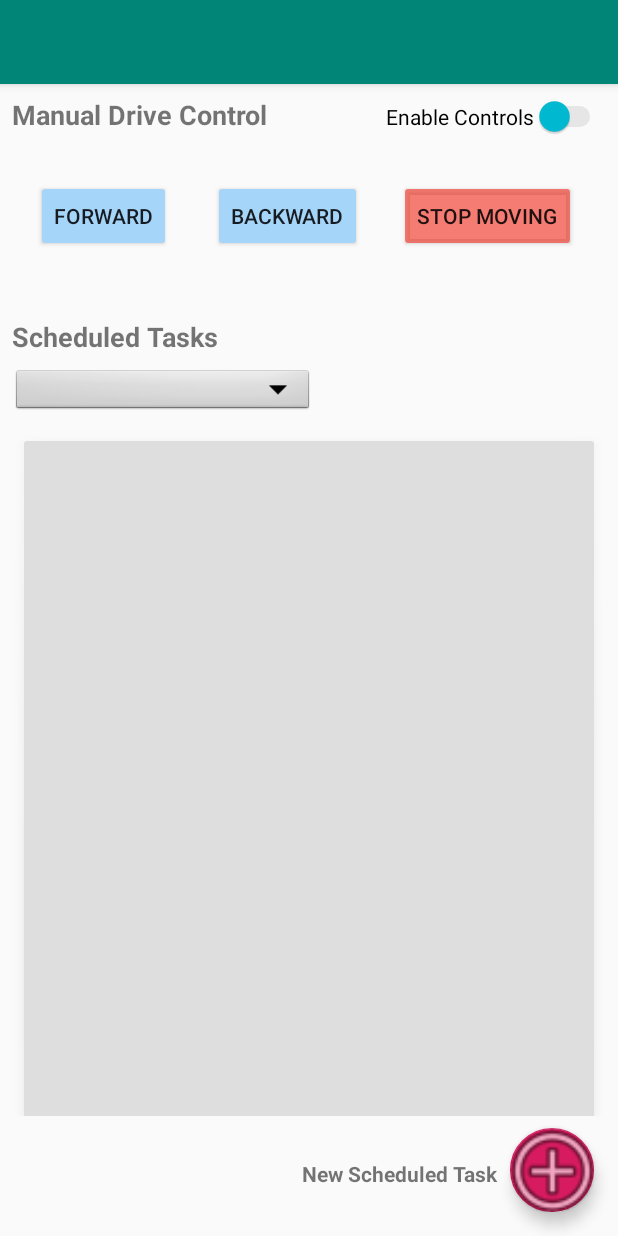
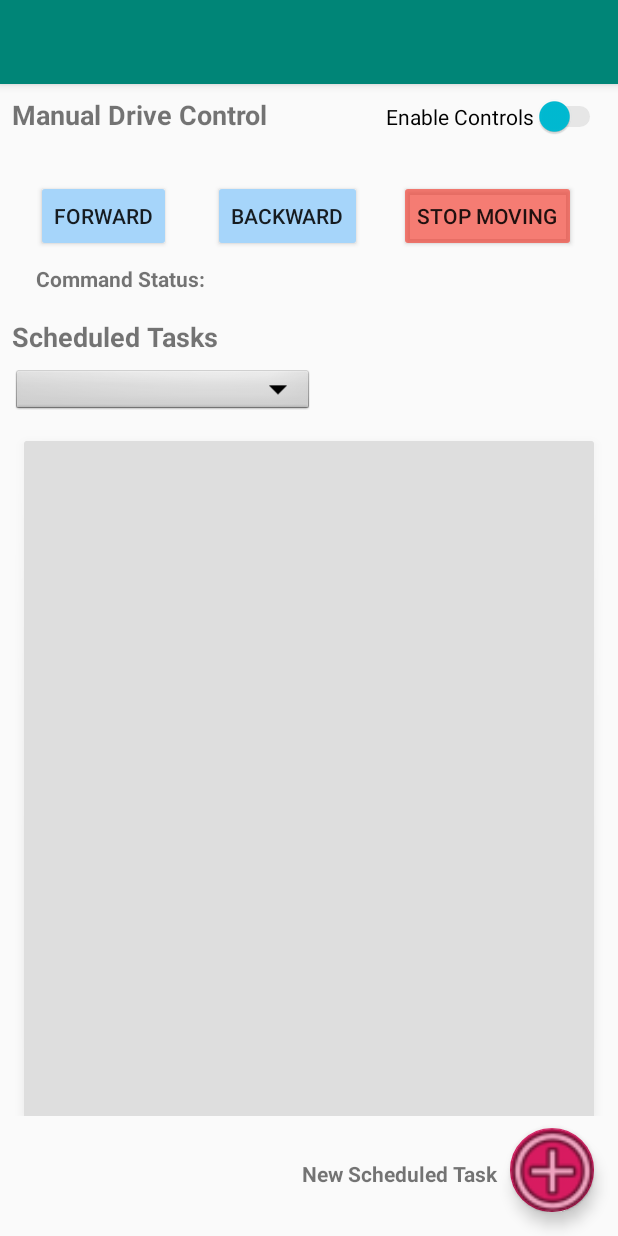
Before and after one commit to xXBakonatorXx/SYSC3010-Group-W2, an Android app: the layout activity_main.xml on its own in the app's theme, with its tools: preview values and no code run, on a phone screen of 412 x 824 dp. Run offline under Robolectric (Android 15) with nearby library versions, the light colour scheme and no system bars.

Commit message:
Completed Android Manual Controls VIA UDP for Android Communications. Also added a dynamic command status field so the user knows whats happening.

```diff
--- a/LADappPhase3Rev2/LADapp/app/src/main/res/layout/content_main.xml
+++ b/LADappPhase3Rev2/LADapp/app/src/main/res/layout/content_main.xml
@@ -150,7 +150,7 @@
         app:layout_constraintTop_toBottomOf="@+id/taskList" />
 
     <TextView
-        android:id="@+id/textView"
+        android:id="@+id/newSchedTaskText"
         android:layout_width="wrap_content"
         android:layout_height="wrap_content"
         android:layout_marginEnd="8dp"
@@ -162,4 +162,30 @@
         app:layout_constraintBottom_toBottomOf="parent"
         app:layout_constraintEnd_toStartOf="@+id/floatingActionButton" />
 
+    <TextView
+        android:id="@+id/cmdStatusText"
+        android:layout_width="wrap_content"
+        android:layout_height="wrap_content"
+        android:layout_marginStart="24dp"
+        android:layout_marginTop="8dp"
+        android:clickable="false"
+        android:text="@string/commandStatus"
+        android:textSize="14sp"
+        android:textStyle="bold"
+        android:visibility="visible"
+        app:layout_constraintStart_toStartOf="parent"
+        app:layout_constraintTop_toBottomOf="@+id/btnForward" />
+
+    <TextView
+        android:id="@+id/commandStatusFieldText"
+        android:layout_width="wrap_content"
+        android:layout_height="wrap_content"
+        android:layout_marginStart="8dp"
+        android:layout_marginTop="8dp"
+        android:clickable="false"
+        android:textStyle="normal"
+        android:visibility="visible"
+        app:layout_constraintStart_toEndOf="@+id/cmdStatusText"
+        app:layout_constraintTop_toBottomOf="@+id/btnBackward" />
+
 </androidx.constraintlayout.widget.ConstraintLayout>
--- a/LADappPhase3Rev2/LADapp/app/src/main/res/values/strings.xml
+++ b/LADappPhase3Rev2/LADapp/app/src/main/res/values/strings.xml
@@ -23,4 +23,10 @@
     <string name="timeExample">ex: 9:30AM</string>
     <string name="edit_schedule_order">Edit Schedule Order:</string>
     <string name="create">Create</string>
+    <string name="commandStatus">Command Status: </string>
+    <string name="commandStatusIdle">No Command Pending.</string>
+    <string name="commandStatusPreExec">Preparing to Send..</string>
+    <string name="commandStatusBackGround">Sending Command...</string>
+    <string name="commandStatusPostExecPass"> Command Successfully Sent!</string>
+    <string name="commandStatusPostExecFail"> Command failed to Send.</string>
 </resources>
```
Also changed, not shown: LADappPhase3Rev2/LADapp/app/src/main/java/com/example/ladapp/MainActivity.java (+89 -43 lines), 1 other file.
